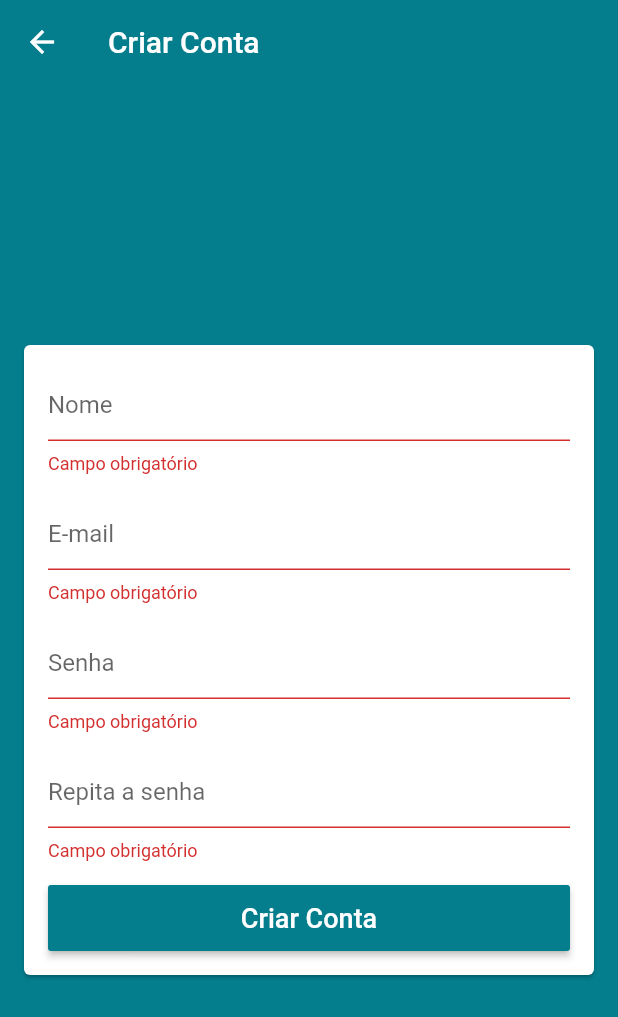
After one commit to HelioVieiraSilvaJr/loja_virtual_flutter, a Flutter app: the screen it shows after launch, after a tap on "CRIAR CONTA", after a tap on "Criar Conta", on a phone screen of 412 x 824 dp. The commit adds this screen. Shown: the top 1017 px of the screen. Run offline on Flutter 3.47's test engine with Material 2 defaults, Android fonts, the phone set to English and light mode, and no system bars; our stand-ins replace cloud_firestore, firebase_auth; accounts and stored records are empty.

Commit message:
added SignUp Screen + signUp and signIn on the Firebase.

```diff
--- a/lib/Commons/Model/User.dart
+++ b/lib/Commons/Model/User.dart
@@ -1,7 +1,24 @@
+import 'package:cloud_firestore/cloud_firestore.dart';
+
 class User {
 
-  User({this.email, this.password});
+  User({this.id, this.name, this.email, this.password});
 
+  User.fromDocument(DocumentSnapshot document) {
+    id = document.documentID;
+    name = document.data['name'] as String;
+    email = document.data['email'] as String;
+  }
+
+  String id;
+  String name;
   String email;
   String password;
+
+  Map<String, dynamic> toMap() {
+    return {
+      'name': name,
+      'email': email
+    };
+  }
 }
--- a/lib/Commons/UserManager.dart
+++ b/lib/Commons/UserManager.dart
@@ -1,3 +1,4 @@
+import 'package:cloud_firestore/cloud_firestore.dart';
 import 'package:firebase_auth/firebase_auth.dart';
 import 'package:flutter/services.dart';
 import 'package:loja_virtual_flutter/Commons/Helpers/FirebaseErrors.dart';
@@ -10,8 +11,9 @@ class UserManager {
   }
 
   final _auth = FirebaseAuth.instance;
+  final _db = Firestore.instance;
 
-  FirebaseUser user;
+  User user;
 
   Future<void> singIn({User user, Function onSuccess, Function onFail}) async {
     try {
@@ -19,6 +21,7 @@ class UserManager {
         email: user.email,
         password: user.password
     );
+    await _loadCurrentUser(firebaseUser: result.user);
     onSuccess();
 
     } on PlatformException catch(e) {
@@ -26,11 +29,29 @@ class UserManager {
     }
   }
 
-  Future<void> _loadCurrentUser() async {
-    final FirebaseUser user = await _auth.currentUser();
-    if(user != null) {
+  Future<void> signUp({User user, Function onSuccess, Function onFail}) async {
+    try{
+      final AuthResult result = await _auth.createUserWithEmailAndPassword(
+          email: user.email,
+          password: user.password
+      );
+      user.id = result.user.uid;
       this.user = user;
-      print(user.uid);
+      ///Salvando dados do usuário no Database.
+      await _db.document('users/${user.id}').setData(user.toMap());
+
+      onSuccess();
+
+    } on PlatformException catch(e){
+      onFail(getErrorString(e.code));
+    }
+  }
+
+  Future<void> _loadCurrentUser({FirebaseUser firebaseUser}) async {
+    final FirebaseUser currentUser = firebaseUser ?? await _auth.currentUser();
+    if(currentUser != null) {
+      final DocumentSnapshot docUser = await _db.document('users/${currentUser.uid}').get();
+      user = User.fromDocument(docUser);
     }
   }
 }
--- a/lib/Screens/Login/LoginScreen.dart
+++ b/lib/Screens/Login/LoginScreen.dart
@@ -30,6 +30,15 @@ class _LoginScreenState extends State<LoginScreen> {
       key: scaffoldState,
       appBar: AppBar(
         title: Text("Entrar"),
+        actions: <Widget>[
+          FlatButton(
+            onPressed: (){
+              Navigator.of(context).pushReplacementNamed('/signup');
+            },
+            textColor: Colors.white,
+            child: Text("CRIAR CONTA"),
+          )
+        ],
       ),
       body: Center(
         child: Form(
--- /dev/null
+++ b/lib/Screens/SignUp/SignUpScreen.dart
@@ -0,0 +1,126 @@
+import 'package:flutter/material.dart';
+import 'package:loja_virtual_flutter/Commons/Helpers/Validators.dart';
+import 'package:loja_virtual_flutter/Commons/Model/User.dart';
+import 'package:loja_virtual_flutter/Commons/UserManager.dart';
+import 'package:provider/provider.dart';
+
+class SignUpScreen extends StatefulWidget {
+  @override
+  _SignUpScreenState createState() => _SignUpScreenState();
+}
+
+class _SignUpScreenState extends State<SignUpScreen> {
+
+  TextEditingController _passwordController = TextEditingController();
+  TextEditingController _repeatPasswordController = TextEditingController();
+  GlobalKey<FormState> _formState = GlobalKey<FormState>();
+  GlobalKey<ScaffoldState> _scaffoldState = GlobalKey<ScaffoldState>();
+  User _user = User();
+
+  @override
+  Widget build(BuildContext context) {
+    return Scaffold(
+      key: _scaffoldState,
+      appBar: AppBar(
+        title: Text("Criar Conta"),
+      ),
+      body: Center(
+        child: Form(
+          key: _formState,
+          child: Card(
+            margin: const EdgeInsets.symmetric(horizontal: 16),
+            child: ListView(
+              padding: EdgeInsets.all(16),
+              shrinkWrap: true,
+              children: <Widget>[
+                TextFormField(
+                  decoration: const InputDecoration(hintText: "Nome"),
+                  validator: (name){
+                    if(name.isEmpty) return "Campo obrigatório";
+                    else if(name.length < 4) return "Nome inválido!";
+                    return null;
+                  },
+                  onSaved: (name) => _user.name = name,
+                ),
+                SizedBox(height: 16,),
+                TextFormField(
+                  decoration: const InputDecoration(hintText: "E-mail"),
+                  keyboardType: TextInputType.emailAddress,
+                  autocorrect: false,
+                  validator: (email){
+                    if(email.isEmpty) return "Campo obrigatório";
+                    else if(!emailValid(email)) return "E-mail inválido!";
+                    return null;
+                  },
+                  onSaved: (email) => _user.email = email,
+                ),
+                SizedBox(height: 16,),
+                TextFormField(
+                  controller: _passwordController,
+                  decoration: const InputDecoration(hintText: "Senha"),
+                  obscureText: true,
+                  validator: (password){
+                    if(password.isEmpty) return "Campo obrigatório";
+                    else if(password.length < 4) return "Senha inválida!";
+                    return null;
+                  },
+                  onSaved: (password) => _user.password = password,
+                ),
+                SizedBox(height: 16,),
+                TextFormField(
+                  controller: _repeatPasswordController,
+                  decoration: const InputDecoration(hintText: "Repita a senha"),
+                  obscureText: true,
+                  validator: (password){
+                    String curPassword = _passwordController.text;
+                    if(password.isEmpty) return "Campo obrigatório";
+                    else if(password.length < 4) return "Senha inválida!";
+                    else if(password != curPassword) return "Senhas não coincidem!";
+                    return null;
+                  },
+                ),
+                SizedBox(height: 16,),
+                SizedBox(
+                  height: 44,
+                  child: RaisedButton(
+                    onPressed: (){
+                      if(_formState.currentState.validate()) {
+                        _formState.currentState.save();
+                        context.read<UserManager>().signUp(
+                          user: _user,
+                          onSuccess: (){
+                            _scaffoldState.currentState.showSnackBar(
+                                SnackBar(
+                                  content: Text("Sucesso!"),
+                                  backgroundColor: Colors.green,
+                                )
+                            );
+                          },
+                          onFail: (e) {
+                            _scaffoldState.currentState.showSnackBar(
+                              SnackBar(
+                                content: Text("Falha ao cadastrar: $e"),
+                                backgroundColor: Colors.red,
+                              )
+                            );
+                          }
+                        );
+                      }
+                    },
+                    color: Theme.of(context).primaryColor,
+                    textColor: Colors.white,
+                    child: Text("Criar Conta",
+                      style: TextStyle(
+                        fontSize: 18
+                      ),
+                    ),
+                  ),
+                )
+              ],
+            ),
+          ),
+        ),
+      ),
+    );
+  }
+}
--- a/lib/main.dart
+++ b/lib/main.dart
@@ -1,6 +1,7 @@
 import 'package:flutter/material.dart';
 import 'package:loja_virtual_flutter/Commons/UserManager.dart';
 import 'package:loja_virtual_flutter/Screens/BaseScreens.dart';
+import 'package:loja_virtual_flutter/Screens/SignUp/SignUpScreen.dart';
 import 'package:provider/provider.dart';
 
 void main() {
@@ -11,8 +12,10 @@ class MyApp extends StatelessWidget {
   @override
   Widget build(BuildContext context) {
 
+    UserManager userManager = UserManager();
+
     return Provider(
-      create: (_) => UserManager(),
+      create: (_) => userManager,
       child: MaterialApp(
         theme: ThemeData(
             primaryColor: const Color.fromARGB(255, 4, 125, 141),
@@ -24,6 +27,20 @@ class MyApp extends StatelessWidget {
         ),
         debugShowCheckedModeBanner: false,
         home: BaseScreens(),
+        initialRoute: '/base',
+        onGenerateRoute: (settings) {
+          switch(settings.name){
+            case '/signup':
+              return MaterialPageRoute(
+                builder: (_) => SignUpScreen()
+              );
+            case '/base':
+            default:
+            return MaterialPageRoute(
+                builder: (_) => BaseScreens()
+            );
+          }
+        },
       ),
     );
   }
```
